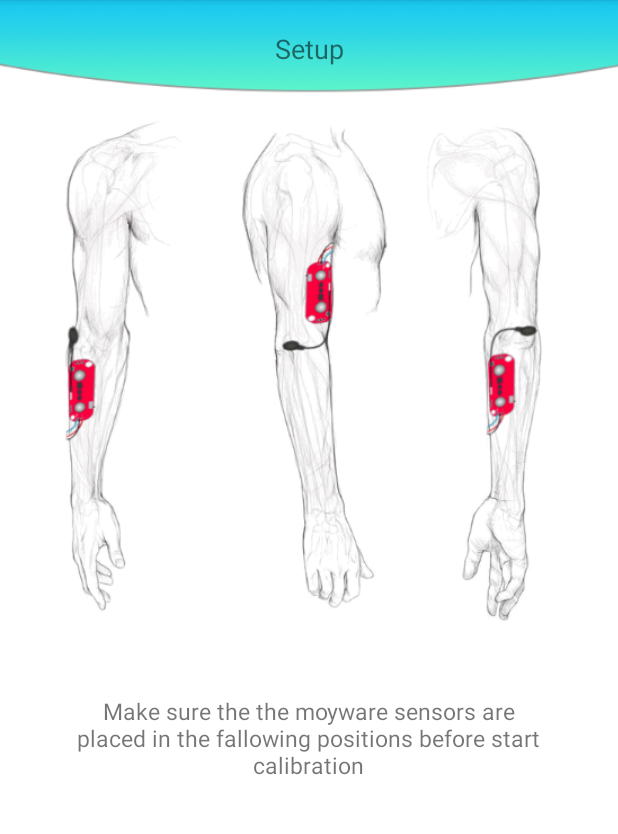
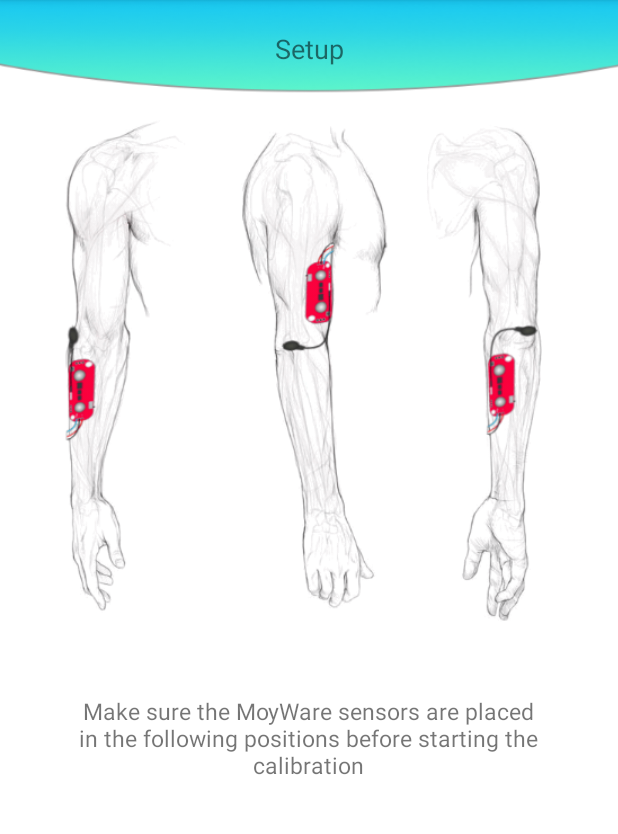
Before and after one commit to atutuianu2017/UArm-App, an Android app: the start_calibration screen opened directly, with no data from a screen before it, on a phone screen of 412 x 824 dp, the part 84-918 px from its top. Run offline under Robolectric (Android 15) with nearby library versions, the phone set to English and light mode, and no system bars.

Commit message:
small changes

```diff
--- a/app/src/main/java/com/example/uarmbt/step1Activity.java
+++ b/app/src/main/java/com/example/uarmbt/step1Activity.java
@@ -93,7 +93,7 @@ public class step1Activity extends AppCompatActivity implements BluetoothSerialL
         button.setOnClickListener(new View.OnClickListener() {
             public void onClick(View v) {
                 Context context = getApplicationContext();
-                CharSequence text = "Connect your device with the UArm via bluetooth before starting the calibration process!";
+                CharSequence text = "Connect your device with the UArm via Bluetooth before starting the calibration process!";
                 int duration = Toast.LENGTH_LONG;
 
                 if (bluetoothSerial.isConnected()){
--- a/app/src/main/res/layout/content_start_calibration.xml
+++ b/app/src/main/res/layout/content_start_calibration.xml
@@ -106,7 +106,7 @@
         android:layout_marginRight="8dp"
         android:layout_marginBottom="8dp"
         android:gravity="center"
-        android:text="Make sure the the moyware sensors are placed in the fallowing positions before start calibration"
+        android:text="Make sure the MoyWare sensors are placed in the following positions before starting the calibration"
         android:textSize="15dp"
         app:layout_constraintBottom_toBottomOf="parent"
         app:layout_constraintEnd_toEndOf="parent"
```
